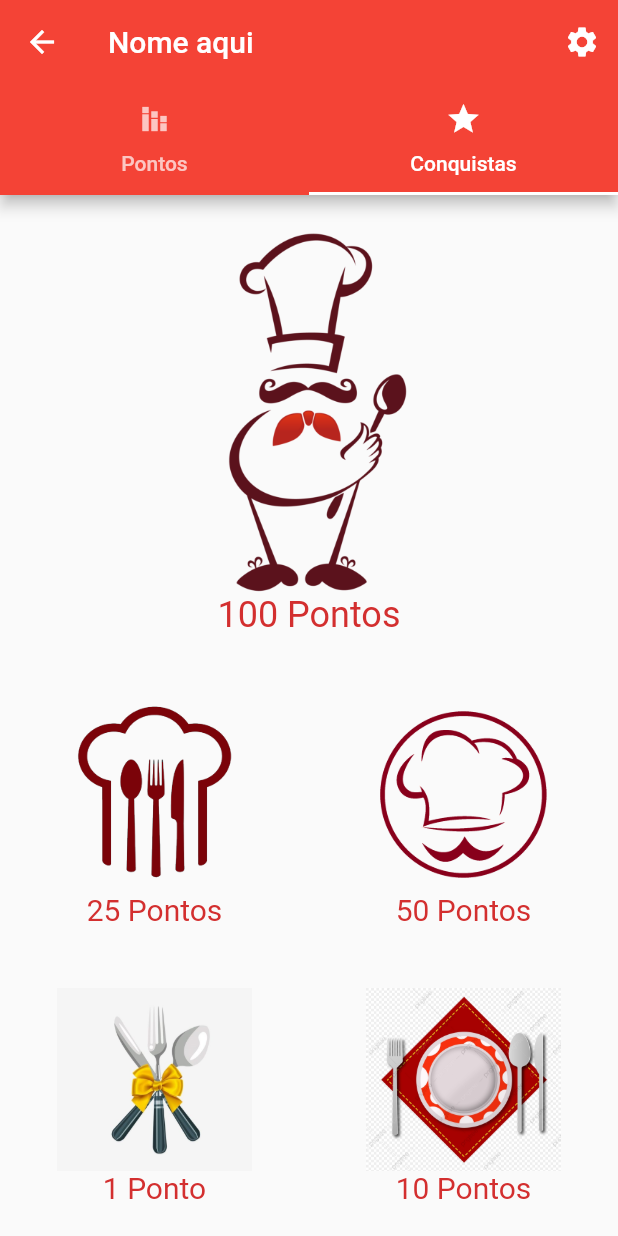
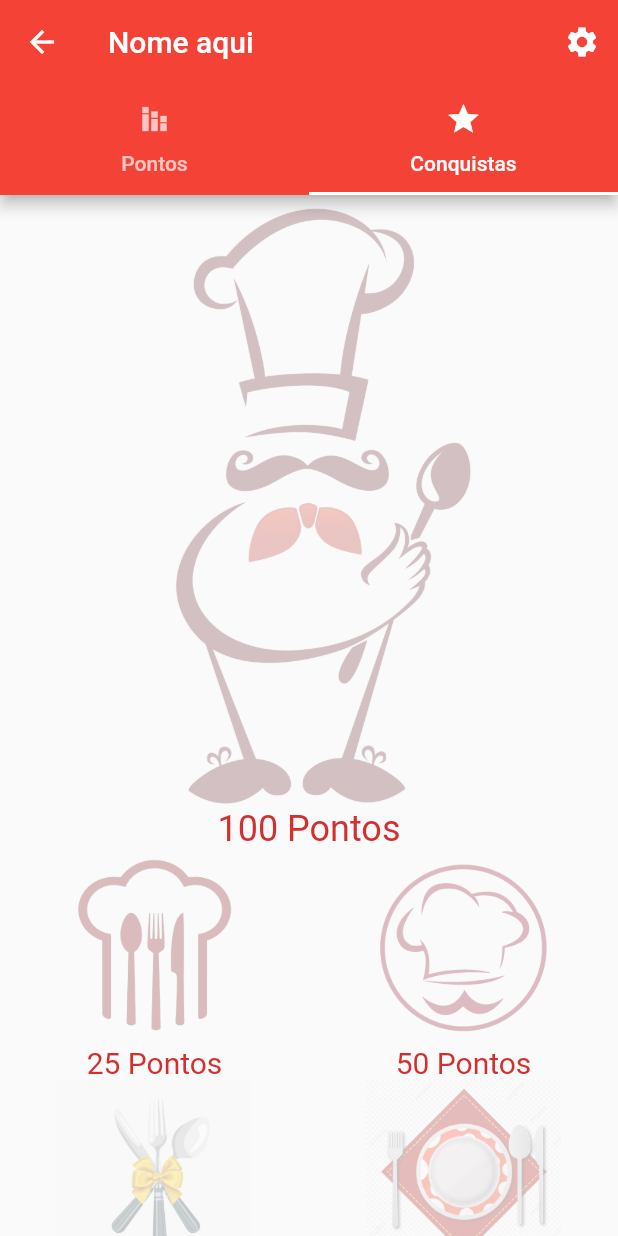
Before and after one commit to rafael-emidio/app-pesquisa-PDM, a Flutter app: the ScorePage screen opened directly, tab 2 chosen, on a phone screen of 412 x 824 dp. Run offline on Flutter 3.47's test engine with Material 2 defaults, Android fonts, the phone set to English and light mode, and no system bars; our stand-ins replace flutter_rating_bar, hive, validators; accounts and stored records are empty; network calls fail.

Commit message:
adicionada opacidade

```diff
--- a/lib/pages/score_page.dart
+++ b/lib/pages/score_page.dart
@@ -1,4 +1,5 @@
 import 'package:flutter/material.dart';
+import 'package:hive/hive.dart';
 
 class ScorePage extends StatefulWidget {
   //User user;
@@ -9,7 +10,6 @@ class ScorePage extends StatefulWidget {
 }
 
 class _ScorePageState extends State<ScorePage> {
-  int teste = 0;
   @override
   Widget build(BuildContext context) {
     return DefaultTabController(
@@ -56,18 +56,19 @@ class _ScorePageState extends State<ScorePage> {
               ],
             ),
             Container(
-              child: Column(
-                crossAxisAlignment: CrossAxisAlignment.center,
-                mainAxisAlignment: MainAxisAlignment.spaceAround,
+              child: ListView(
                 children: [
                   Row(
                     mainAxisAlignment: MainAxisAlignment.spaceAround,
                     children: [
                       Column(
                         children: [
-                          Image.asset(
+                          Opacity(
+                            opacity: 0.25,
+                            child: Image.asset(
                               'assets/images/score_5.png',
-                            width: 150,
+                              width: 250,
+                            ),
                           ),
                           Text("100 Pontos",
                               style: TextStyle(
@@ -81,9 +82,12 @@ class _ScorePageState extends State<ScorePage> {
                     children: [
                       Column(
                         children: [
-                          Image.asset(
+                          Opacity(
+                            opacity: 0.25,
+                            child: Image.asset(
                               'assets/images/score_3.png',
                               width: 130,
+                            ),
                           ),
                           Text("25 Pontos",
                               style: TextStyle(
@@ -92,9 +96,12 @@ class _ScorePageState extends State<ScorePage> {
                       ),
                       Column(
                         children: [
-                          Image.asset(
+                          Opacity(
+                            opacity: 0.25,
+                            child: Image.asset(
                               'assets/images/score_4.png',
                               width: 130,
+                            ),
                           ),
                           Text("50 Pontos",
                               style: TextStyle(
@@ -108,9 +115,12 @@ class _ScorePageState extends State<ScorePage> {
                     children: [
                       Column(
                         children: [
-                          Image.asset(
+                          Opacity(
+                            opacity: 0.25,
+                            child: Image.asset(
                               'assets/images/score_1.jpg',
                               width: 130,
+                            ),
                           ),
                           Text("1 Ponto",
                               style: TextStyle(
@@ -119,9 +129,12 @@ class _ScorePageState extends State<ScorePage> {
                       ),
                       Column(
                         children: [
-                          Image.asset(
+                          Opacity(
+                            opacity: 0.25,
+                            child: Image.asset(
                               'assets/images/score_2.jpg',
                               width: 130,
+                            ),
                           ),
                           Text("10 Pontos",
                               style: TextStyle(
```
Lines whose indentation alone changed are shown as unchanged.
